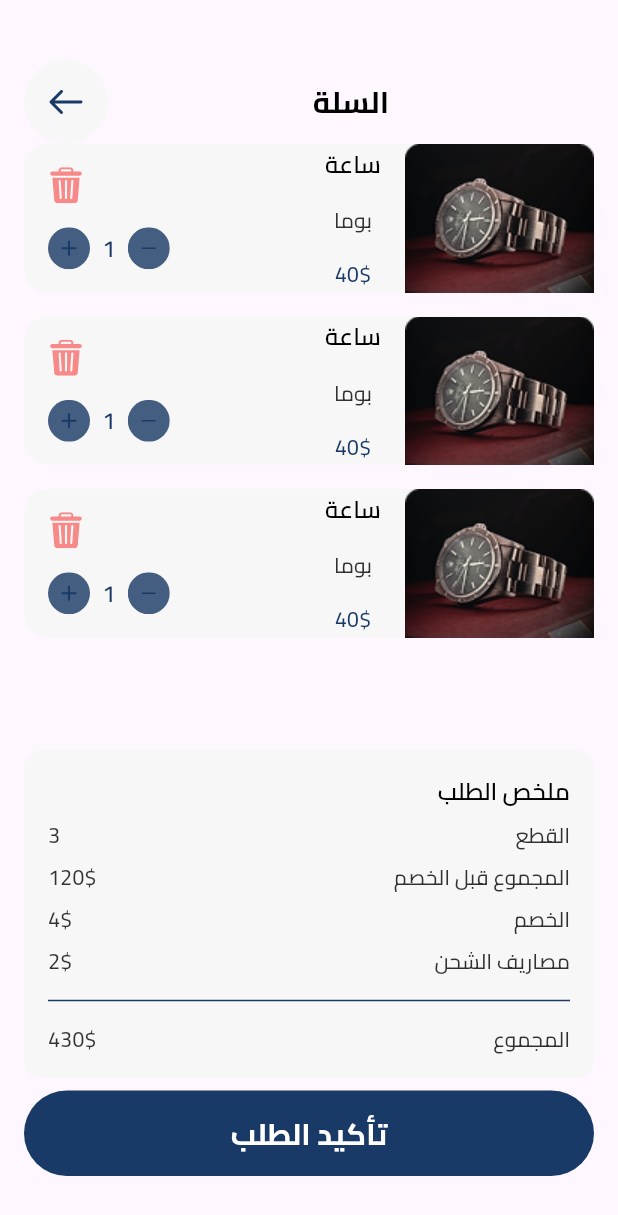
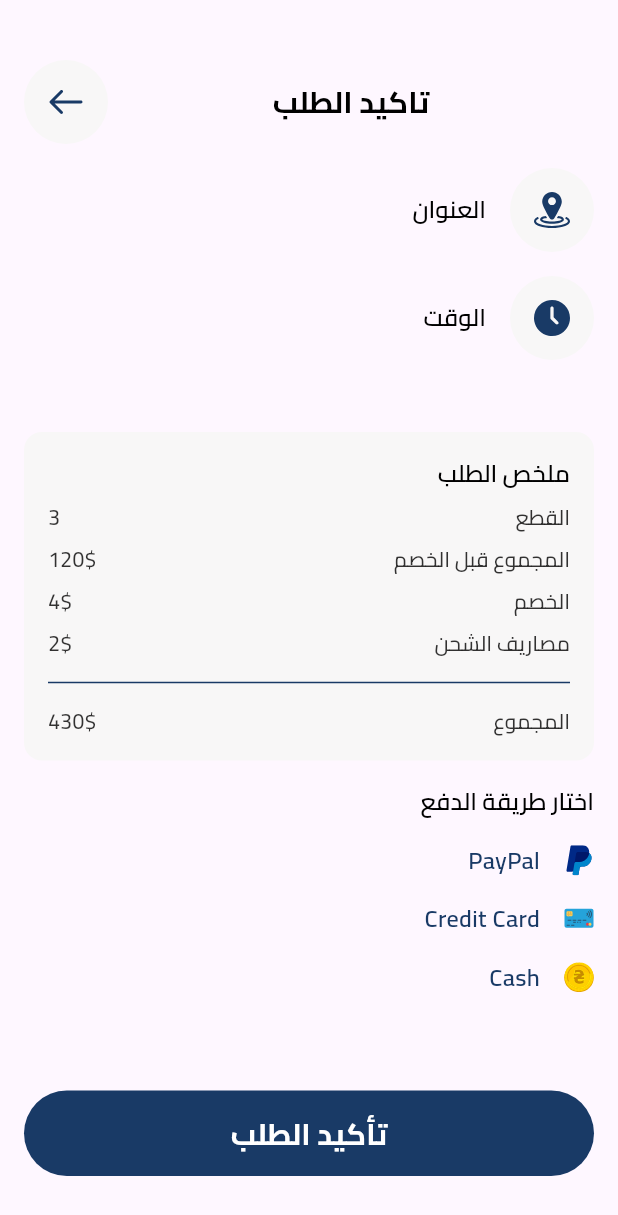
Before and after one commit to Kareemm0/two_be, a Flutter app: the CartScreen screen opened directly, after a tap on "تأكيد الطلب", on a phone screen of 412 x 824 dp. Shown: the top 1215 px of the screen. Run offline on Flutter 3.47's test engine with Material 3 defaults, Android fonts, the light colour scheme and no system bars; our stand-ins replace dotted_border, equatable, flutter_bloc, flutter_svg, go_router.

Commit message:
finish_order_summary_details

```diff
--- a/lib/Features/cart/presentation/views/cart_screen.dart
+++ b/lib/Features/cart/presentation/views/cart_screen.dart
@@ -1,11 +1,14 @@
 import 'package:flutter/material.dart';
+import 'package:go_router/go_router.dart';
 import 'package:two_be/Features/categories/presentation/widget/custom_header_and_icon.dart';
+import 'package:two_be/core/routes/routes.dart';
 import 'package:two_be/core/utils/app_images.dart';
 import 'package:two_be/core/widgets/custom_app_text.dart';
 import '../../../../core/utils/app_colors.dart';
 import '../../../../core/utils/app_sizes.dart';
 import '../../../../core/utils/app_text_style.dart';
 import '../widget/custom_delete_and_plus_and_minus.dart';
+import '../widget/custom_order_sammery_details.dart';
 
 class CartScreen extends StatelessWidget {
   const CartScreen({super.key});
@@ -53,65 +56,13 @@ class CartScreen extends StatelessWidget {
                 separatorBuilder: (context, index) => height(16),
                 itemCount: 3),
           ),
-          Container(
-            padding: EdgeInsets.all(16),
-            decoration: BoxDecoration(
-              color: AppColors.geryF,
-              borderRadius: BorderRadius.circular(12),
-            ),
-            child: Column(
-              spacing: 8,
-              crossAxisAlignment: CrossAxisAlignment.start,
-              children: [
-                Text(
-                  "ملخص الطلب",
-                  style: AppTextStyle.style16,
-                ),
-                Row(
-                  mainAxisAlignment: MainAxisAlignment.spaceBetween,
-                  children: [
-                    Text("القطع", style: AppTextStyle.style14),
-                    Text("3", style: AppTextStyle.style14),
-                  ],
-                ),
-                Row(
-                  mainAxisAlignment: MainAxisAlignment.spaceBetween,
-                  children: [
-                    Text("المجموع قبل الخصم", style: AppTextStyle.style14),
-                    Text("120\$", style: AppTextStyle.style14),
-                  ],
-                ),
-                Row(
-                  mainAxisAlignment: MainAxisAlignment.spaceBetween,
-                  children: [
-                    Text("الخصم", style: AppTextStyle.style14),
-                    Text("4\$", style: AppTextStyle.style14),
-                  ],
-                ),
-                Row(
-                  mainAxisAlignment: MainAxisAlignment.spaceBetween,
-                  children: [
-                    Text("مصاريف الشحن", style: AppTextStyle.style14),
-                    Text("2\$", style: AppTextStyle.style14),
-                  ],
-                ),
-                Divider(
-                  color: AppColors.primaryColor,
-                ),
-                Row(
-                  mainAxisAlignment: MainAxisAlignment.spaceBetween,
-                  children: [
-                    Text("المجموع", style: AppTextStyle.style14),
-                    Text("430\$", style: AppTextStyle.style14),
-                  ],
-                ),
-              ],
-            ),
-          ),
+          CustomOrderSammeryDetails(),
           height(8),
           CustomAppButton(
             text: "تأكيد الطلب",
-            onPressed: () {},
+            onPressed: () {
+              context.push(Routes.orderSummary);
+            },
             radius: 30,
           ),
         ],
--- /dev/null
+++ b/lib/Features/cart/presentation/views/order_summary_screen.dart
@@ -0,0 +1,87 @@
+import 'package:flutter/material.dart';
+import 'package:flutter_svg/svg.dart';
+import 'package:two_be/Features/cart/presentation/widget/custom_order_sammery_details.dart';
+import 'package:two_be/Features/categories/presentation/widget/custom_header_and_icon.dart';
+import 'package:two_be/core/utils/app_colors.dart';
+import 'package:two_be/core/utils/app_images.dart';
+import 'package:two_be/core/utils/app_sizes.dart';
+import 'package:two_be/core/widgets/custom_icon_container.dart';
+
+import '../../../../core/utils/app_text_style.dart';
+import '../../../../core/widgets/custom_app_text.dart';
+
+class OrderSummaryScreen extends StatelessWidget {
+  const OrderSummaryScreen({super.key});
+
+  @override
+  Widget build(BuildContext context) {
+    return Scaffold(
+      body: Padding(
+        padding: const EdgeInsets.symmetric(horizontal: 16, vertical: 40),
+        child: Column(
+          crossAxisAlignment: CrossAxisAlignment.start,
+          spacing: 16,
+          children: [
+            CustomHeaderAndIcon(title: "تاكيد الطلب"),
+            Row(
+              spacing: 16,
+              children: [
+                CustomIconContainer(assetName: AppImages.location),
+                Text("العنوان", style: AppTextStyle.style16),
+              ],
+            ),
+            Row(
+              spacing: 16,
+              children: [
+                CustomIconContainer(assetName: AppImages.clock),
+                Text("الوقت", style: AppTextStyle.style16),
+              ],
+            ),
+            height(16),
+            CustomOrderSammeryDetails(),
+            Text("اختار طريقة الدفع", style: AppTextStyle.style16),
+            Row(
+              spacing: 16,
+              children: [
+                SvgPicture.asset(AppImages.pay),
+                Text(
+                  "PayPal",
+                  style: AppTextStyle.style16
+                      .copyWith(color: AppColors.primaryColor),
+                ),
+              ],
+            ),
+            Row(
+              spacing: 16,
+              children: [
+                SvgPicture.asset(AppImages.cridte),
+                Text(
+                  "Credit Card",
+                  style: AppTextStyle.style16
+                      .copyWith(color: AppColors.primaryColor),
+                ),
+              ],
+            ),
+            Row(
+              spacing: 16,
+              children: [
+                SvgPicture.asset(AppImages.cache),
+                Text(
+                  "Cash",
+                  style: AppTextStyle.style16
+                      .copyWith(color: AppColors.primaryColor),
+                ),
+              ],
+            ),
+            Spacer(),
+            CustomAppButton(
+              text: "تأكيد الطلب",
+              onPressed: () {},
+              radius: 30,
+            ),
+          ],
+        ),
+      ),
+    );
+  }
+}
--- /dev/null
+++ b/lib/Features/cart/presentation/widget/custom_order_sammery_details.dart
@@ -0,0 +1,66 @@
+import 'package:flutter/material.dart';
+import '../../../../core/utils/app_colors.dart';
+import '../../../../core/utils/app_text_style.dart';
+
+class CustomOrderSammeryDetails extends StatelessWidget {
+  const CustomOrderSammeryDetails({super.key});
+
+  @override
+  Widget build(BuildContext context) {
+    return Container(
+      padding: EdgeInsets.all(16),
+      decoration: BoxDecoration(
+        color: AppColors.geryF,
+        borderRadius: BorderRadius.circular(12),
+      ),
+      child: Column(
+        spacing: 8,
+        crossAxisAlignment: CrossAxisAlignment.start,
+        children: [
+          Text(
+            "ملخص الطلب",
+            style: AppTextStyle.style16,
+          ),
+          Row(
+            mainAxisAlignment: MainAxisAlignment.spaceBetween,
+            children: [
+              Text("القطع", style: AppTextStyle.style14),
+              Text("3", style: AppTextStyle.style14),
+            ],
+          ),
+          Row(
+            mainAxisAlignment: MainAxisAlignment.spaceBetween,
+            children: [
+              Text("المجموع قبل الخصم", style: AppTextStyle.style14),
+              Text("120\$", style: AppTextStyle.style14),
+            ],
+          ),
+          Row(
+            mainAxisAlignment: MainAxisAlignment.spaceBetween,
+            children: [
+              Text("الخصم", style: AppTextStyle.style14),
+              Text("4\$", style: AppTextStyle.style14),
+            ],
+          ),
+          Row(
+            mainAxisAlignment: MainAxisAlignment.spaceBetween,
+            children: [
+              Text("مصاريف الشحن", style: AppTextStyle.style14),
+              Text("2\$", style: AppTextStyle.style14),
+            ],
+          ),
+          Divider(
+            color: AppColors.primaryColor,
+          ),
+          Row(
+            mainAxisAlignment: MainAxisAlignment.spaceBetween,
+            children: [
+              Text("المجموع", style: AppTextStyle.style14),
+              Text("430\$", style: AppTextStyle.style14),
+            ],
+          ),
+        ],
+      ),
+    );
+  }
+}
--- a/lib/core/routes/app_router.dart
+++ b/lib/core/routes/app_router.dart
@@ -2,6 +2,7 @@ import 'package:go_router/go_router.dart';
 import 'package:two_be/Features/Auth/presentation/view/login_screen.dart';
 import 'package:two_be/Features/Auth/presentation/view/register_screen.dart';
 import 'package:two_be/Features/bottom_nav_bar/presentation/view/bottom_nav_bar_screen.dart';
+import 'package:two_be/Features/cart/presentation/views/order_summary_screen.dart';
 import 'package:two_be/Features/categories/presentation/views/categories_screen.dart';
 import 'package:two_be/Features/onBoarding/presentation/views/on_boarding_screen.dart';
 import 'package:two_be/Features/products/presentation/views/products_details_screen.dart';
@@ -41,5 +42,9 @@ final appRouter = GoRouter(routes: [
   GoRoute(
     path: Routes.productDetails,
     builder: (ctx, state) => ProductsDetailsScreen(),
+  ),
+  GoRoute(
+    path: Routes.orderSummary,
+    builder: (ctx, state) => OrderSummaryScreen(),
   )
 ]);
--- a/lib/core/routes/routes.dart
+++ b/lib/core/routes/routes.dart
@@ -7,4 +7,5 @@ class Routes {
   static String category = '/categories';
   static String product = '/product';
   static String productDetails = '/productDetails';
+  static String orderSummary = '/orderSummary';
 }
--- a/lib/core/utils/app_images.dart
+++ b/lib/core/utils/app_images.dart
@@ -25,4 +25,9 @@ class AppImages {
   static const String delete = '${_vectos}delete.svg';
   static const String minus = '${_vectos}minus.svg';
   static const String plus = '${_vectos}plus.svg';
+  static const String location = '${_vectos}location.svg';
+  static const String clock = '${_vectos}clock.svg';
+  static const String pay = '${_vectos}pay.svg';
+  static const String cache = '${_vectos}cache.svg';
+  static const String cridte = '${_vectos}cridte.svg';
 }
```
Also changed, not shown: assets/vectors/cache.svg (added), assets/vectors/clock.svg (added), assets/vectors/cridte.svg (added), assets/vectors/location.svg (added), assets/vectors/pay.svg (added).
